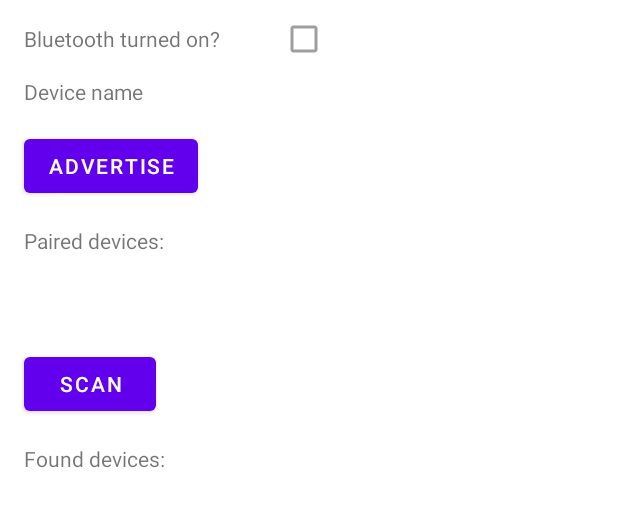
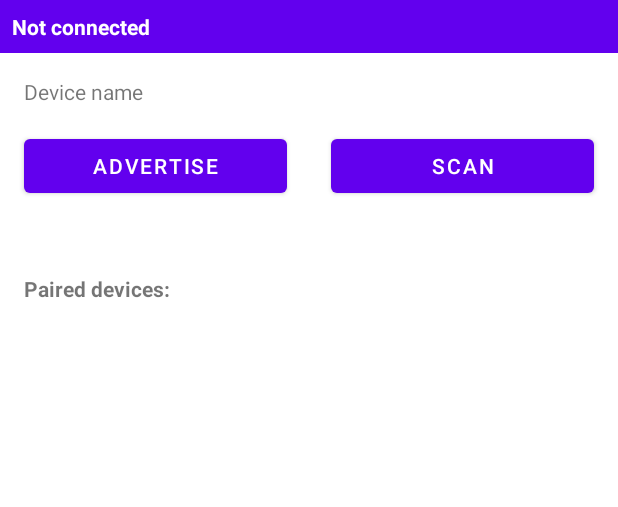
Before and after one commit to pdziuba/le-potato, an Android app: the layout activity_bluetooth_status.xml on its own in the app's theme, with its tools: preview values and no code run, on a phone screen of 412 x 824 dp. Shown: the top 507 px of the screen. Run offline under Robolectric (Android 15) with nearby library versions, the phone set to English and light mode, and no system bars.

Commit message:
Simplify ClassicBluetooth flow

```diff
--- a/app/src/main/java/com/le/potato/transport/BluetoothFacadeService.kt
+++ b/app/src/main/java/com/le/potato/transport/BluetoothFacadeService.kt
@@ -63,7 +63,7 @@ class BluetoothFacadeService(subject: DeviceConnectedSubject = DeviceConnectedSu
         }
 
         override fun onDeviceDisconnected(device: BluetoothDevice) {
-            if (activeTransport == source) {
+            if (activeTransport == source || _connectingDevice == device) {
                 activeTransport = null
                 _connectingDevice = null
                 _connectedDevice = null
--- a/app/src/main/java/com/le/potato/transport/DeviceConnectionObservable.kt
+++ b/app/src/main/java/com/le/potato/transport/DeviceConnectionObservable.kt
@@ -8,5 +8,5 @@ interface DeviceConnectionObservable {
     fun fireDeviceConnectedEvent(device: BluetoothDevice)
     fun fireDeviceDisconnectedEvent(device: BluetoothDevice)
     fun fireDeviceConnectingEvent(device: BluetoothDevice)
-    fun fireDeviceConnectionErrorEvent(device: BluetoothDevice, error: String?)
+    fun fireDeviceConnectionErrorEvent(device: BluetoothDevice, error: String? = null)
 }
--- a/app/src/main/res/layout/activity_bluetooth_status.xml
+++ b/app/src/main/res/layout/activity_bluetooth_status.xml
@@ -6,15 +6,18 @@
     android:layout_height="match_parent"
     tools:context=".BluetoothStatusActivity">
 
-    <CheckBox
-        android:id="@+id/bluetooth_on_checkbox"
-        android:layout_width="wrap_content"
+    <TextView
+        android:id="@+id/status_text2"
+        android:layout_width="0dp"
         android:layout_height="wrap_content"
-        android:layout_marginStart="32dp"
-        android:clickable="false"
-        android:enabled="false"
-        app:layout_constraintBaseline_toBaselineOf="@+id/textView4"
-        app:layout_constraintStart_toEndOf="@+id/textView4" />
+        android:background="@color/design_default_color_primary"
+        android:padding="8dp"
+        android:text="@string/status_idle"
+        android:textColor="@color/white"
+        android:textStyle="bold"
+        app:layout_constraintEnd_toEndOf="parent"
+        app:layout_constraintStart_toStartOf="parent"
+        app:layout_constraintTop_toTopOf="parent" />
 
     <TextView
         android:id="@+id/textView3"
@@ -24,24 +27,15 @@
         android:layout_marginTop="16dp"
         android:text="@string/device_name"
         app:layout_constraintStart_toStartOf="parent"
-        app:layout_constraintTop_toBottomOf="@+id/textView4" />
+        app:layout_constraintTop_toBottomOf="@+id/status_text2" />
 
     <TextView
         android:id="@+id/device_name_text"
         android:layout_width="wrap_content"
         android:layout_height="wrap_content"
+        android:layout_marginStart="32dp"
         app:layout_constraintBaseline_toBaselineOf="@+id/textView3"
-        app:layout_constraintStart_toStartOf="@+id/bluetooth_on_checkbox" />
-
-    <TextView
-        android:id="@+id/textView4"
-        android:layout_width="wrap_content"
-        android:layout_height="wrap_content"
-        android:layout_marginStart="16dp"
-        android:layout_marginTop="16dp"
-        android:text="@string/bluetooth_turned_on"
-        app:layout_constraintStart_toStartOf="parent"
-        app:layout_constraintTop_toTopOf="parent" />
+        app:layout_constraintStart_toEndOf="@+id/textView3" />
 
     <androidx.recyclerview.widget.RecyclerView
         android:id="@+id/paired_devices"
@@ -60,77 +54,91 @@
         android:layout_width="wrap_content"
         android:layout_height="wrap_content"
         android:layout_marginStart="16dp"
-        android:layout_marginTop="16dp"
+        android:layout_marginTop="48dp"
         android:text="@string/paired_devices"
+        android:textStyle="bold"
         app:layout_constraintStart_toStartOf="parent"
         app:layout_constraintTop_toBottomOf="@+id/advertise_button" />
 
     <Button
         android:id="@+id/scan_button"
-        android:layout_width="wrap_content"
+        android:layout_width="175dp"
         android:layout_height="wrap_content"
-        android:layout_marginStart="16dp"
-        android:layout_marginTop="16dp"
+        android:layout_marginEnd="16dp"
         android:onClick="onScanButtonClicked"
         android:text="@string/scan"
-        app:layout_constraintStart_toStartOf="parent"
-        app:layout_constraintTop_toBottomOf="@+id/paired_devices" />
+        app:layout_constraintBaseline_toBaselineOf="@+id/advertise_button"
+        app:layout_constraintEnd_toEndOf="parent" />
 
     <Button
         android:id="@+id/advertise_button"
-        android:layout_width="wrap_content"
+        android:layout_width="175dp"
         android:layout_height="wrap_content"
         android:layout_marginStart="16dp"
         android:layout_marginTop="16dp"
         android:onClick="onAdvertiseButtonClicked"
         android:text="@string/advertise"
+        app:flow_firstVerticalBias="0.0"
         app:layout_constraintStart_toStartOf="parent"
         app:layout_constraintTop_toBottomOf="@+id/textView3" />
 
+    <ProgressBar
+        android:id="@+id/advertise_spinner"
+        style="?android:attr/progressBarStyle"
+        android:layout_width="wrap_content"
+        android:layout_height="0dp"
+        android:layout_marginTop="8dp"
+        android:layout_marginEnd="8dp"
+        android:layout_marginBottom="8dp"
+        android:elevation="10dp"
+        android:indeterminate="true"
+        android:visibility="invisible"
+        app:flow_firstVerticalBias="0.5"
+        app:layout_constraintBottom_toBottomOf="@+id/advertise_button"
+        app:layout_constraintEnd_toEndOf="@+id/advertise_button"
+        app:layout_constraintTop_toTopOf="@+id/advertise_button" />
+
     <androidx.recyclerview.widget.RecyclerView
-        android:id="@+id/found_devices"
+        android:id="@+id/discovered_devices"
         android:layout_width="0dp"
         android:layout_height="0dp"
         android:layout_marginStart="16dp"
         android:layout_marginTop="16dp"
         android:layout_marginEnd="16dp"
         android:layout_marginBottom="16dp"
+        android:visibility="invisible"
         app:layout_constraintBottom_toBottomOf="parent"
         app:layout_constraintEnd_toEndOf="parent"
         app:layout_constraintHeight_min="30dp"
         app:layout_constraintStart_toStartOf="parent"
-        app:layout_constraintTop_toBottomOf="@+id/textView" />
+        app:layout_constraintTop_toBottomOf="@+id/discovered_devices_text" />
 
     <TextView
-        android:id="@+id/textView"
+        android:id="@+id/discovered_devices_text"
         android:layout_width="wrap_content"
         android:layout_height="wrap_content"
         android:layout_marginStart="16dp"
         android:layout_marginTop="16dp"
         android:text="@string/found_devices"
+        android:textStyle="bold"
+        android:visibility="invisible"
         app:layout_constraintStart_toStartOf="parent"
-        app:layout_constraintTop_toBottomOf="@+id/scan_button" />
+        app:layout_constraintTop_toBottomOf="@+id/paired_devices" />
 
-    <ProgressBar
-        android:id="@+id/advertise_spinner"
-        style="?android:attr/progressBarStyle"
-        android:layout_width="wrap_content"
-        android:layout_height="wrap_content"
-        android:layout_marginStart="16dp"
-        android:indeterminate="true"
-        android:visibility="invisible"
-        app:layout_constraintBottom_toBottomOf="@+id/advertise_button"
-        app:layout_constraintStart_toEndOf="@+id/advertise_button" />
 
     <ProgressBar
         android:id="@+id/scan_spinner"
         style="?android:attr/progressBarStyle"
         android:layout_width="wrap_content"
-        android:layout_height="wrap_content"
-        android:layout_marginStart="16dp"
+        android:layout_height="0dp"
+        android:layout_marginTop="8dp"
+        android:layout_marginEnd="8dp"
+        android:layout_marginBottom="8dp"
+        android:elevation="10dp"
         android:indeterminate="true"
         android:visibility="invisible"
         app:layout_constraintBottom_toBottomOf="@+id/scan_button"
-        app:layout_constraintStart_toEndOf="@+id/scan_button" />
+        app:layout_constraintEnd_toEndOf="@+id/scan_button"
+        app:layout_constraintTop_toTopOf="@+id/scan_button" />
 
 </androidx.constraintlayout.widget.ConstraintLayout>
--- /dev/null
+++ b/app/src/main/res/values-night/styles.xml
@@ -0,0 +1,5 @@
+<resources>
+    <style name="Widget.Theme.MyApplication.MyView" parent="">
+        <item name="android:background">@color/gray_600</item>
+    </style>
+</resources>
--- a/app/src/main/res/values/colors.xml
+++ b/app/src/main/res/values/colors.xml
@@ -7,4 +7,8 @@
     <color name="teal_700">#FF018786</color>
     <color name="black">#FF000000</color>
     <color name="white">#FFFFFFFF</color>
+    <color name="light_blue_400">#FF29B6F6</color>
+    <color name="light_blue_600">#FF039BE5</color>
+    <color name="gray_400">#FFBDBDBD</color>
+    <color name="gray_600">#FF757575</color>
 </resources>
--- a/app/src/main/res/values/strings.xml
+++ b/app/src/main/res/values/strings.xml
@@ -1,6 +1,8 @@
 <resources>
-    <string name="app_name">Le Potato</string>
+    <string name="app_name">El Potato</string>
+    <string name="connection_status">Connection status</string>
     <string name="button_keyboard">Keyboard</string>
+    <string name="bluetooth_settings">Bluetooth settings</string>
     <string name="touchpad">Touchpad</string>
     <string name="device_name">Device name</string>
     <string name="bluetooth_turned_on">Bluetooth turned on?</string>
@@ -8,12 +10,14 @@
     <string name="stop">Stop</string>
     <string name="scan">Scan</string>
     <string name="scanning">Scanning…</string>
-    <string name="status_idle">Waiting for connection</string>
+    <string name="status_idle">Not connected</string>
+    <string name="status_scanning">Discovering nearby devices…</string>
+    <string name="status_advertising">Waiting for incoming connection…</string>
     <string name="status_connecting">Connecting…</string>
     <string name="status_connected">Connected to device %1$s</string>
     <string name="advertise">Advertise</string>
     <string name="advertising">Advertising…</string>
-    <string name="found_devices">Found devices:</string>
+    <string name="found_devices">Discovered devices:</string>
     <string name="advertising_error">Advertising error</string>
     <string name="connection_error">Connection error</string>
     <string name="connection_error_details">Connection error: %1$s</string>
--- /dev/null
+++ b/app/src/main/res/values/styles.xml
@@ -0,0 +1,5 @@
+<resources>
+    <style name="Widget.Theme.MyApplication.MyView" parent="">
+        <item name="android:background">@color/gray_400</item>
+    </style>
+</resources>
```
Also changed, not shown: app/src/main/java/com/le/potato/BluetoothStatusActivity.kt (+55 -16 lines), app/src/main/java/com/le/potato/MainActivity.kt (+9 -3 lines), app/src/main/java/com/le/potato/StatusMixin.kt (added, +28 -0 lines), app/src/main/java/com/le/potato/bledevices/BLEDevicesListAdapter.kt (+12 -0 lines), app/src/main/java/com/le/potato/transport/BLETransport.kt (+22 -34 lines), app/src/main/java/com/le/potato/transport/BluetoothClassicTransport.kt (+57 -37 lines), app/src/main/res/drawable/ic_baseline_mouse_24.xml (added, +10 -0 lines), app/src/main/res/drawable/ic_baseline_settings_24.xml (added, +10 -0 lines), app/src/main/res/layout/activity_main.xml (+6 -4 lines), app/src/main/res/layout/ble_device_row.xml (+6 -4 lines).
